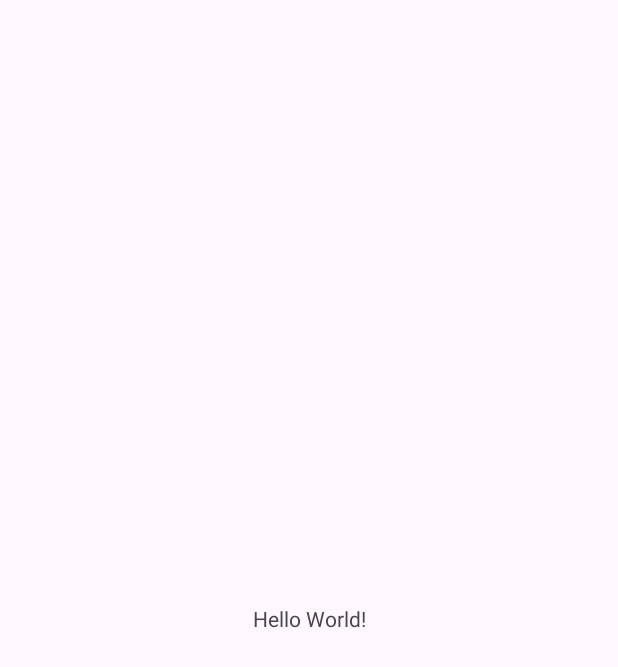
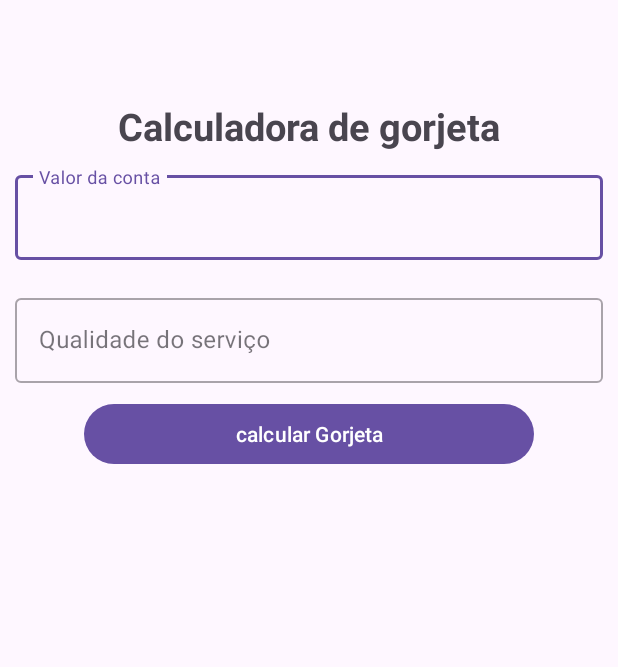
Before and after one commit to LBorgess/Gorjeta, an Android app: the screen it shows after launch (MainActivity), on a phone screen of 412 x 824 dp. Before the commit the part shown is almost empty. Shown: the top 667 px of the screen. Run offline under Robolectric (Android 15) with nearby library versions, the phone set to English and light mode, and no system bars.

Commit message:
Primeira parte do layout inicial

```diff
--- a/app/src/main/res/layout/activity_main.xml
+++ b/app/src/main/res/layout/activity_main.xml
@@ -1,18 +1,59 @@
 <?xml version="1.0" encoding="utf-8"?>
-<androidx.constraintlayout.widget.ConstraintLayout xmlns:android="http://schemas.android.com/apk/res/android"
+<LinearLayout xmlns:android="http://schemas.android.com/apk/res/android"
     xmlns:app="http://schemas.android.com/apk/res-auto"
     xmlns:tools="http://schemas.android.com/tools"
     android:layout_width="match_parent"
     android:layout_height="match_parent"
+    android:orientation="vertical"
     tools:context=".MainActivity">
 
     <TextView
-        android:layout_width="wrap_content"
+        android:layout_width="match_parent"
         android:layout_height="wrap_content"
-        android:text="Hello World!"
-        app:layout_constraintBottom_toBottomOf="parent"
-        app:layout_constraintEnd_toEndOf="parent"
-        app:layout_constraintStart_toStartOf="parent"
-        app:layout_constraintTop_toTopOf="parent" />
+        android:layout_marginTop="100px"
+        android:text="Calculadora de gorjeta"
+        android:textAlignment="center"
+        android:textSize="25sp"
+        android:textStyle="bold" />
 
-</androidx.constraintlayout.widget.ConstraintLayout>
+    <com.google.android.material.textfield.TextInputLayout
+        style="@style/Widget.MaterialComponents.TextInputLayout.OutlinedBox"
+        android:layout_width="match_parent"
+        android:layout_height="wrap_content"
+        android:layout_margin="10dp"
+        android:hint="Valor da conta"
+        app:layout_constraintLeft_toLeftOf="parent"
+        app:layout_constraintRight_toRightOf="parent">
+
+        <com.google.android.material.textfield.TextInputEditText
+            android:id="@+id/outlined_edit_text"
+            android:layout_width="match_parent"
+            android:layout_height="wrap_content" />
+
+    </com.google.android.material.textfield.TextInputLayout>
+
+    <com.google.android.material.textfield.TextInputLayout
+        style="@style/Widget.MaterialComponents.TextInputLayout.OutlinedBox"
+        android:layout_width="match_parent"
+        android:layout_height="wrap_content"
+        android:layout_margin="10dp"
+        android:hint="Qualidade do serviço"
+        app:layout_constraintLeft_toLeftOf="parent"
+        app:layout_constraintRight_toRightOf="parent">
+
+        <com.google.android.material.textfield.TextInputEditText
+            android:id="@+id/outlined_edit_text"
+            android:layout_width="match_parent"
+            android:layout_height="wrap_content" />
+
+    </com.google.android.material.textfield.TextInputLayout>
+
+    <Button
+        android:layout_width="300dp"
+        android:layout_gravity="center"
+        android:layout_height="wrap_content"
+        android:text="calcular Gorjeta"
+        />
+
+
+</LinearLayout>
```
